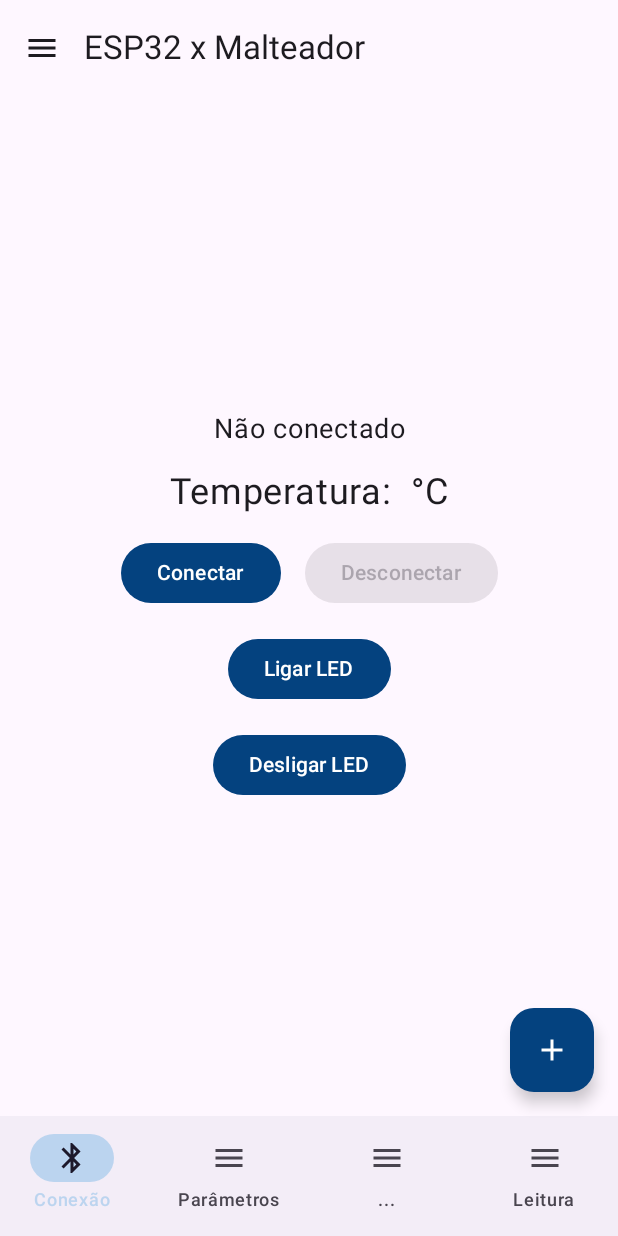
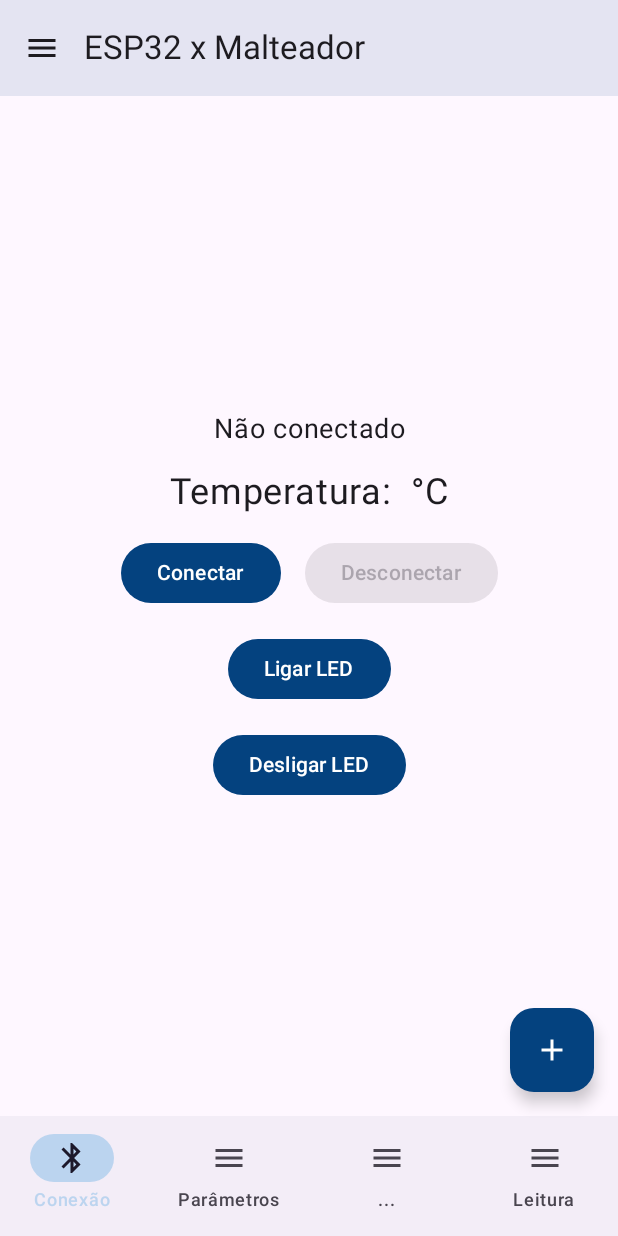
Before and after one commit to NicolasDezan/MALT-ESP, an Android app built with Jetpack Compose: the screen it shows after launch (MainActivity), on a phone screen of 412 x 824 dp. Run offline under Robolectric (Android 15) with nearby library versions, the phone set to English and light mode, and no system bars; our stand-ins replace Room's generated code.

Commit message:
[Colors] Adição de cor no container da TopAppBar

```diff
--- a/app/src/main/java/com/nicolas/maltesp/ui/theme/appcolors/ScaffoldColors.kt
+++ b/app/src/main/java/com/nicolas/maltesp/ui/theme/appcolors/ScaffoldColors.kt
@@ -14,7 +14,7 @@ object ScaffoldColors {
     val TopBar: TopAppBarColors
         @Composable
         get() = TopAppBarDefaults.topAppBarColors(
-
+            containerColor = MaterialTheme.colorScheme.primary.copy(alpha = 0.1f)
         )
 
     val BottomBar: NavigationBarItemColors
```
